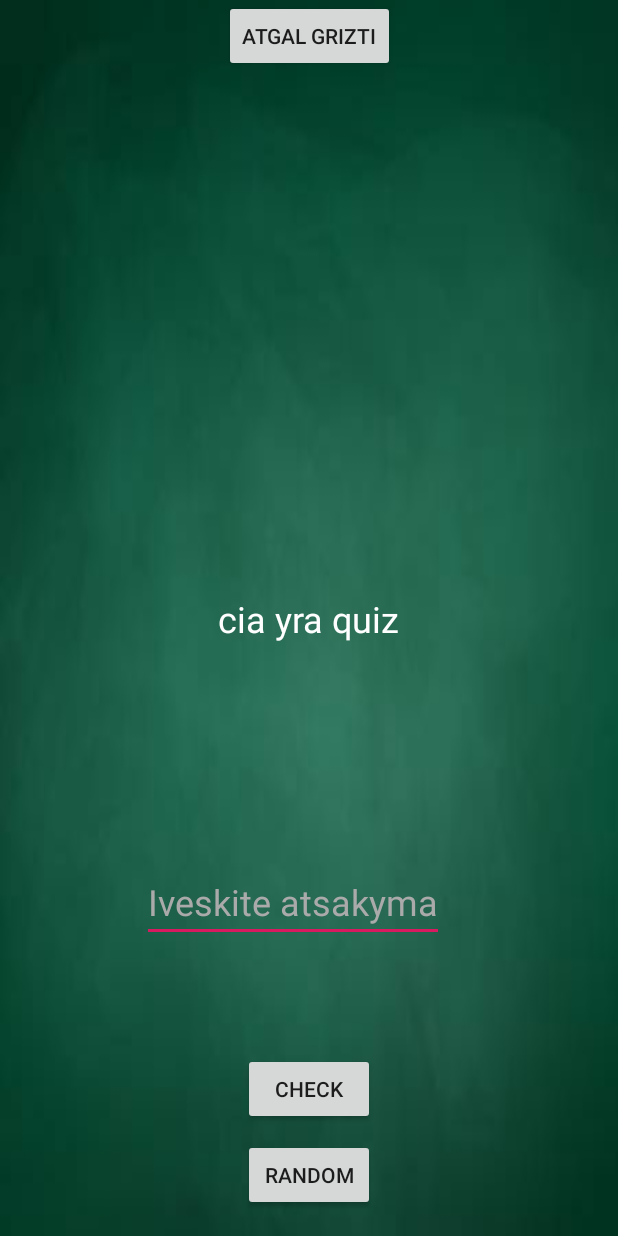
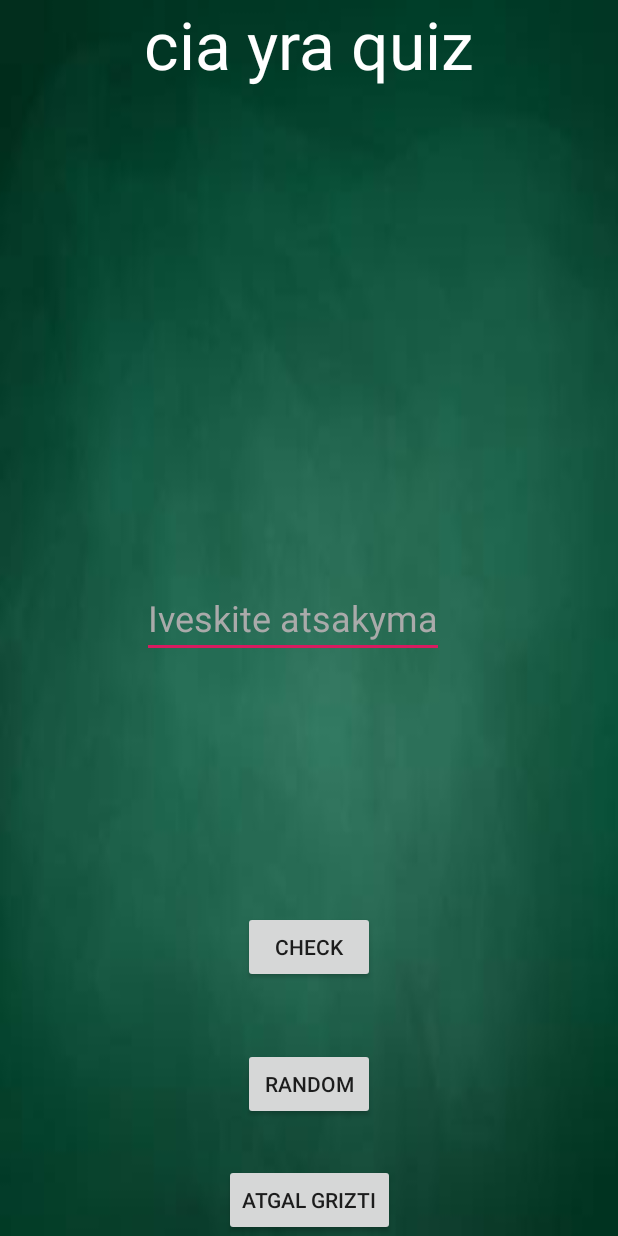
Before and after one commit to Apolonijus/Application, an Android app: the Quiz screen opened directly, with no data from a screen before it, on a phone screen of 412 x 824 dp. Run offline under Robolectric (Android 15) with nearby library versions, the phone set to English and light mode, and no system bars.

Commit message:
day 2 test

```diff
--- a/app/src/main/res/layout/activity_quiz.xml
+++ b/app/src/main/res/layout/activity_quiz.xml
@@ -17,11 +17,10 @@
         android:layout_height="wrap_content"
         android:text="cia yra quiz"
         android:textColor="@android:color/white"
-        app:layout_constraintBottom_toBottomOf="parent"
+        android:textSize="44sp"
         app:layout_constraintEnd_toEndOf="parent"
         app:layout_constraintStart_toStartOf="parent"
-        app:layout_constraintTop_toTopOf="parent"
-        android:textSize="24sp"/>
+        app:layout_constraintTop_toTopOf="parent" />
 
     <EditText
         android:id="@+id/editText"
@@ -29,28 +28,26 @@
         android:layout_height="wrap_content"
         android:layout_marginEnd="116dp"
         android:layout_marginRight="116dp"
-        android:layout_marginBottom="196dp"
         android:hint="Iveskite atsakyma"
-        android:textColorHint="@android:color/darker_gray"
         android:inputType="numberDecimal"
         android:digits="0123456789,.-"
         android:textColor="@android:color/white"
+        android:textColorHint="@android:color/darker_gray"
         android:textSize="24sp"
         app:layout_constraintBottom_toBottomOf="parent"
         app:layout_constraintEnd_toEndOf="parent"
         app:layout_constraintHorizontal_bias="1.0"
         app:layout_constraintStart_toStartOf="parent"
-        app:layout_constraintTop_toBottomOf="@+id/textView"
-        app:layout_constraintVertical_bias="1.0" />
+        app:layout_constraintTop_toTopOf="parent" />
 
     <Button
         android:id="@+id/button_back"
         android:layout_width="wrap_content"
         android:layout_height="wrap_content"
         android:text="Atgal grizti"
+        app:layout_constraintBottom_toBottomOf="parent"
         app:layout_constraintEnd_toEndOf="parent"
-        app:layout_constraintStart_toStartOf="parent"
-        app:layout_constraintTop_toTopOf="parent" />
+        app:layout_constraintStart_toStartOf="parent" />
 
     <Button
         android:id="@+id/button_ans"
@@ -94,12 +91,12 @@
 
     <TextView
         android:id="@+id/textView4"
-        android:layout_width="wrap_content"
-        android:layout_height="wrap_content"
+        android:layout_width="0dp"
+        android:layout_height="57dp"
         android:textColor="@android:color/white"
         android:textSize="24sp"
-        app:layout_constraintBottom_toTopOf="@+id/textView"
-        app:layout_constraintEnd_toEndOf="parent"
-        app:layout_constraintStart_toStartOf="parent"
-        app:layout_constraintTop_toBottomOf="@+id/button_back" />
+        app:layout_constraintBottom_toTopOf="@+id/editText"
+        app:layout_constraintTop_toBottomOf="@+id/textView"
+        app:layout_constraintVertical_bias="0.531"
+        tools:layout_editor_absoluteX="205dp" />
 </androidx.constraintlayout.widget.ConstraintLayout>
```
